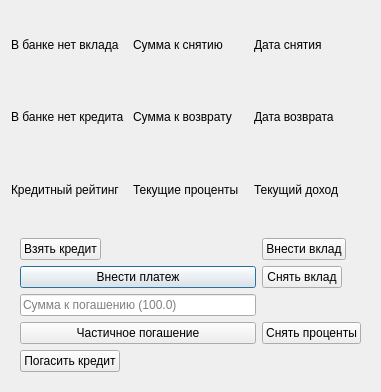
Qt form UI template/bank.ui (nevskyforever/nfprogress) before a commit.
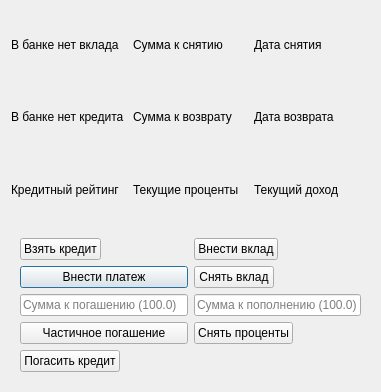
The same form after that commit.

Diff of the .ui file:
```diff
--- a/UI template/bank.ui
+++ b/UI template/bank.ui
@@ -127,6 +127,13 @@
         </property>
        </widget>
       </item>
+      <item row="3" column="1">
+       <widget class="QLineEdit" name="active_deposit_topup_amount">
+        <property name="placeholderText">
+         <string>Сумма к пополнению (100.0)</string>
+        </property>
+       </widget>
+      </item>
      </layout>
     </widget>
    </item>
```
